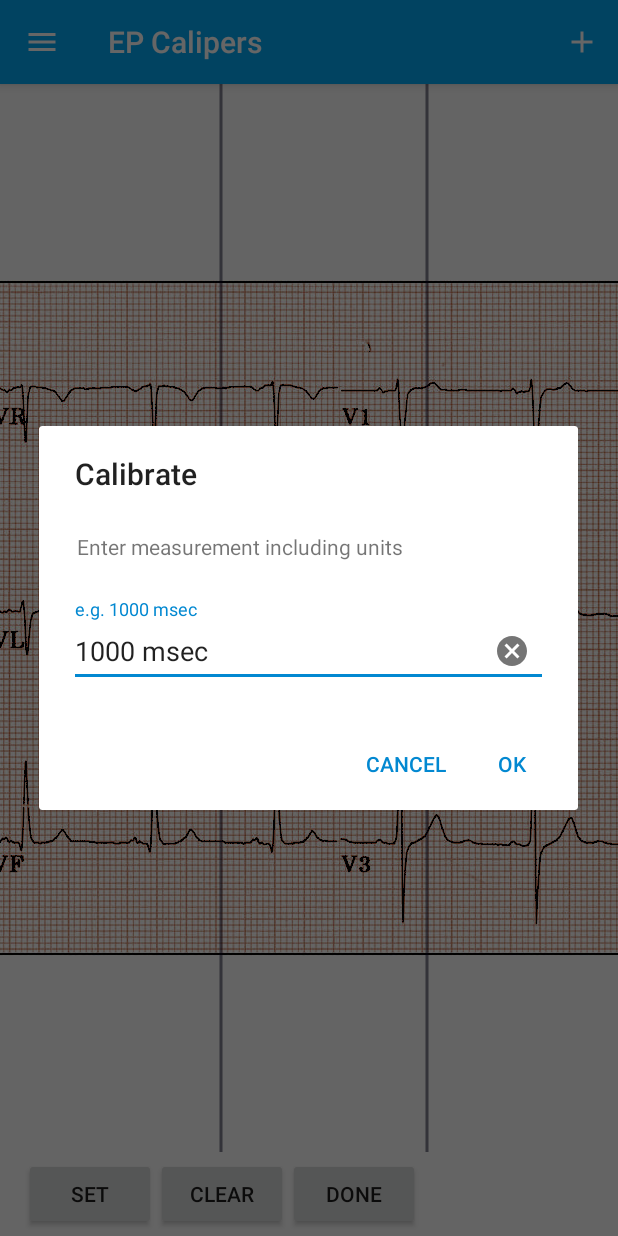
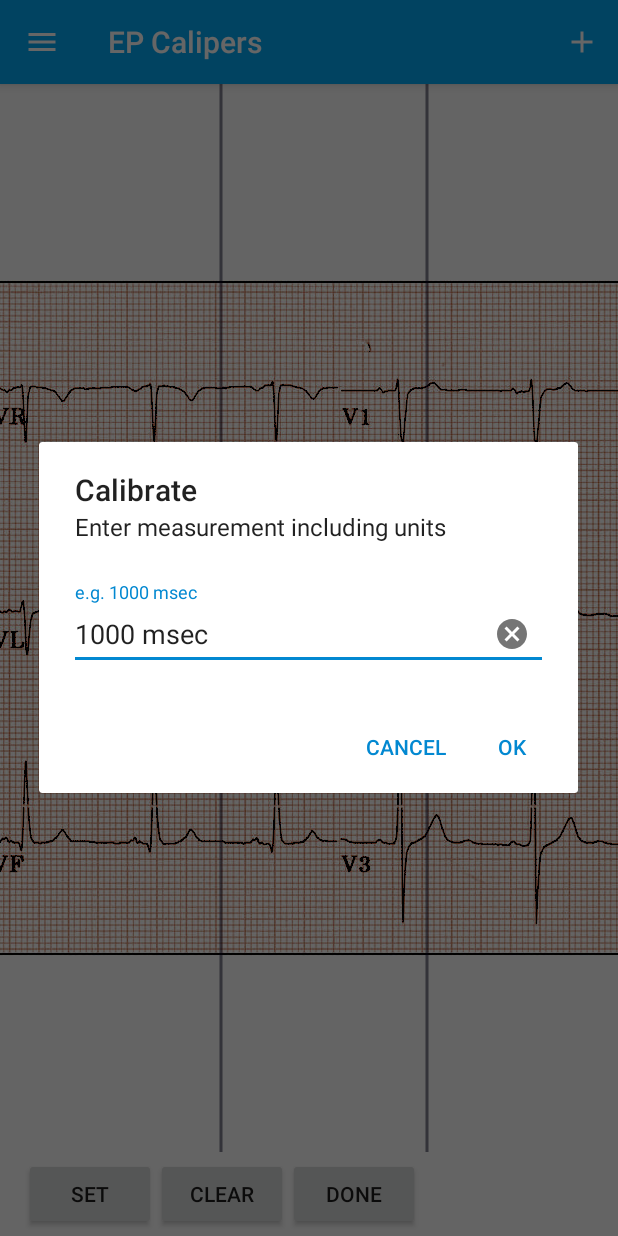
Before and after one commit to mannd/epcalipers-android, an Android app: the MainActivity screen opened directly, with no data from a screen before it, after a tap on "SET", on a phone screen of 412 x 824 dp. Run offline under Robolectric (Android 15) with nearby library versions, the phone set to English and light mode, and no system bars; libraries missing offline, so code that uses them is left out: com.flask.colorpicker, com.github.chrisbanes.photoview; plain views replace PhotoView; 8 statements that could not run were skipped; 3 other taps on this screen came first.

Commit message:
Finish updating builders using new input_dialog.xml

```diff
--- a/app/src/main/res/layout/input_dialog.xml
+++ b/app/src/main/res/layout/input_dialog.xml
@@ -4,13 +4,6 @@
     android:orientation="vertical"
     android:layout_width="match_parent"
     android:layout_height="match_parent">
-
-    <TextView
-        android:id="@+id/inputDialogMessage"
-        android:layout_width="match_parent"
-        android:layout_height="wrap_content"
-        android:layout_margin="20dp"
-        android:padding="5dp" />
 
     <com.google.android.material.textfield.TextInputLayout
         android:id="@+id/inputDialogTextInputLayout"
```
Also changed, not shown: app/src/main/java/org/epstudios/epcalipers/MainActivity.java (+13 -17 lines).
